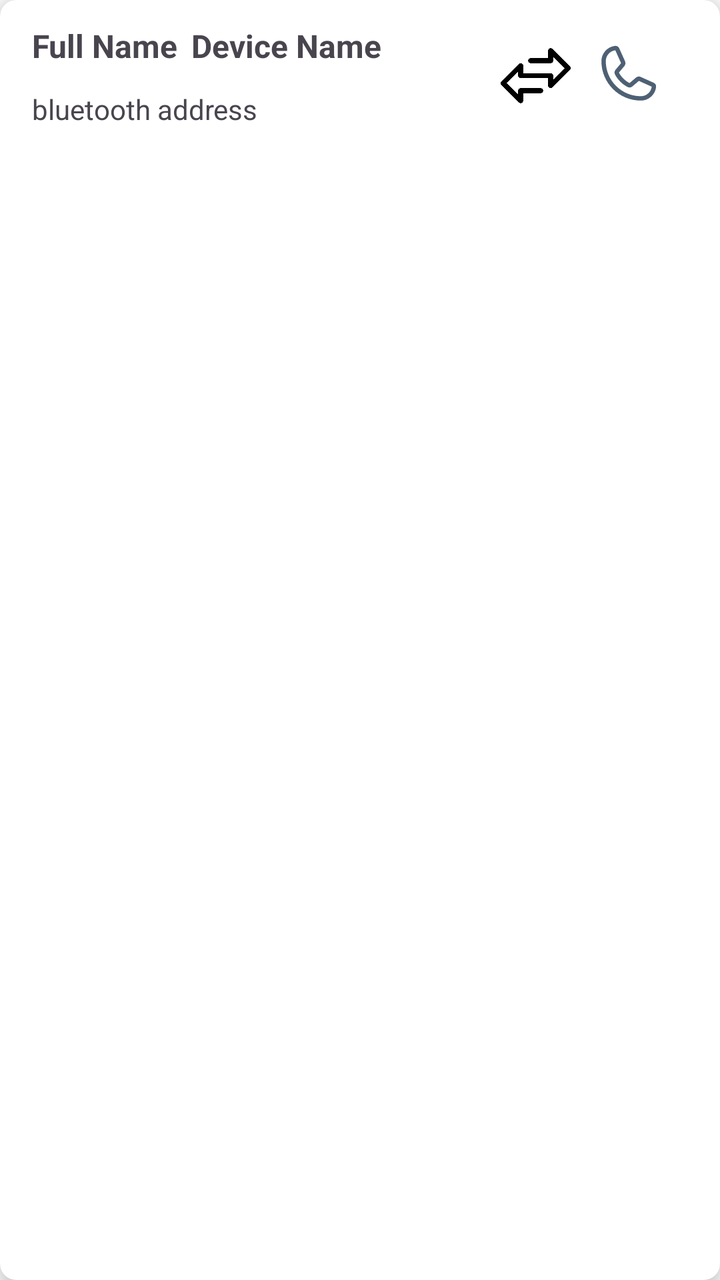
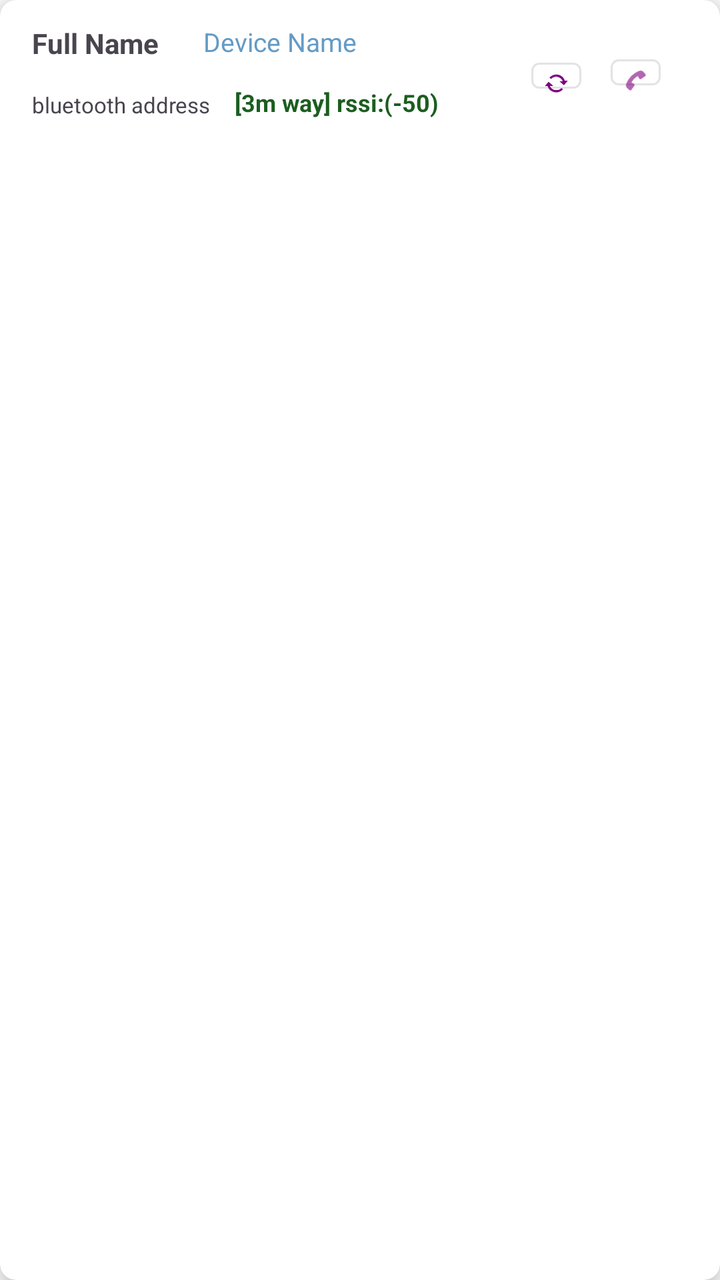

Compare the two renders of this Android layout. The source of the first and the diff that turns it into the second are given below.
<!-- AndroidManifest.xml: application theme Theme.SavMed -->
<!-- res/layout/item_nearbyuser.xml -->
<?xml version="1.0" encoding="utf-8"?>
<androidx.cardview.widget.CardView xmlns:android="http://schemas.android.com/apk/res/android"
    xmlns:app="http://schemas.android.com/apk/res-auto"
    xmlns:tools="http://schemas.android.com/tools"
    android:layout_width="match_parent"
    android:layout_height="wrap_content"
    android:layout_margin="6dp"
    app:cardCornerRadius="8dp"
    app:cardElevation="8dp">

    <androidx.constraintlayout.widget.ConstraintLayout
        android:layout_width="match_parent"
        android:layout_height="wrap_content"
        android:paddingStart="16dp"
        android:paddingTop="8dp"
        android:paddingBottom="8dp">

        <TextView
            android:id="@+id/bluetoothtvFullName"
            android:layout_width="wrap_content"
            android:layout_height="25dp"
            android:layout_marginTop="4dp"
            android:text="Full Name"
            android:textSize="16sp"
            app:layout_constraintEnd_toEndOf="parent"
            app:layout_constraintHorizontal_bias="0.0"
            app:layout_constraintStart_toStartOf="parent"
            app:layout_constraintTop_toTopOf="parent"
            android:textStyle="bold"/>

        <TextView
            android:id="@+id/deviceName"
            android:layout_width="wrap_content"
            android:layout_height="25dp"
            android:layout_marginTop="4dp"
            android:text="Device Name"
            android:textSize="16sp"
            android:textStyle="bold"
            app:layout_constraintEnd_toEndOf="parent"
            app:layout_constraintHorizontal_bias="0.32"
            app:layout_constraintStart_toStartOf="parent"
            app:layout_constraintTop_toTopOf="parent" />

        <TextView
            android:id="@+id/tvDeviceAdd"
            android:layout_width="wrap_content"
            android:layout_height="20dp"
            android:layout_marginTop="8dp"
            android:text="bluetooth address"
            android:textSize="14sp"
            app:layout_constraintEnd_toEndOf="parent"
            app:layout_constraintHorizontal_bias="0.0"
            app:layout_constraintStart_toStartOf="parent"
            app:layout_constraintTop_toBottomOf="@+id/bluetoothtvFullName" />

        <ImageView
            android:id="@+id/call_btn"
            android:layout_width="35dp"
            android:layout_height="45dp"
            android:src="@drawable/phone"
            app:layout_constraintBottom_toBottomOf="parent"
            app:layout_constraintEnd_toEndOf="parent"
            app:layout_constraintHorizontal_bias="0.907"
            app:layout_constraintStart_toStartOf="parent"
            app:layout_constraintTop_toTopOf="parent"
            app:layout_constraintVertical_bias="0.555" />

        <ImageView
            android:id="@+id/transferbtn"
            android:layout_width="35dp"
            android:layout_height="45dp"
            android:foregroundGravity="center"
            android:src="@drawable/bluetooth_transfer"
            app:layout_constraintBottom_toBottomOf="parent"
            app:layout_constraintEnd_toStartOf="@+id/call_btn"
            app:layout_constraintHorizontal_bias="0.916"
            app:layout_constraintStart_toEndOf="@+id/tvDeviceAdd"
            app:layout_constraintTop_toTopOf="parent"
            app:layout_constraintVertical_bias="0.615">

        </ImageView>


    </androidx.constraintlayout.widget.ConstraintLayout>



</androidx.cardview.widget.CardView>
<!-- resources referenced by this layout -->
<resources>
  <!-- drawable bluetooth_transfer: png bitmap (drawable, 7407 bytes) -->
  <!-- drawable phone (drawable) -->
  <vector xmlns:android="http://schemas.android.com/apk/res/android"
      android:width="24dp"
      android:height="24dp"
      android:viewportWidth="256"
      android:viewportHeight="256">
    <path
        android:pathData="M222.37,158.46l-47.11,-21.11 -0.13,-0.06a16,16 0,0 0,-15.17 1.4,8.12 8.12,0 0,0 -0.75,0.56L134.87,160c-15.42,-7.49 -31.34,-23.29 -38.83,-38.51l20.78,-24.71c0.2,-0.25 0.39,-0.5 0.57,-0.77a16,16 0,0 0,1.32 -15.06l0,-0.12L97.54,33.64a16,16 0,0 0,-16.62 -9.52A56.26,56.26 0,0 0,32 80c0,79.4 64.6,144 144,144a56.26,56.26 0,0 0,55.88 -48.92A16,16 0,0 0,222.37 158.46ZM176,208A128.14,128.14 0,0 1,48 80,40.2 40.2,0 0,1 82.87,40a0.61,0.61 0,0 0,0 0.12l21,47L83.2,111.86a6.13,6.13 0,0 0,-0.57 0.77,16 16,0 0,0 -1,15.7c9.06,18.53 27.73,37.06 46.46,46.11a16,16 0,0 0,15.75 -1.14,8.44 8.44,0 0,0 0.74,-0.56L168.89,152l47,21.05h0s0.08,0 0.11,0A40.21,40.21 0,0 1,176 208Z"
        android:fillColor="#4e6074"/>
  </vector>
  <style name="Theme.SavMed" parent="Base.Theme.SavMed" />
  <color name="lightblue_1">#7450E8CA</color>
  <color name="white">#FFFFFFFF</color>
  <color name="orange_main_100">#FFEACB</color>
  <color name="orange_main_100_alpha_50">#80FFEACB</color>
  <color name="orange_main_300">#FFB266</color>
  <color name="orange_main_500">#FF5E00</color>
  <color name="orange_main_700">#B72D00</color>
  <color name="gray_main2_100">#EEF6F8</color>
  <color name="gray_main2_200">#DFECF2</color>
  <color name="gray_main2_300">#C0D1D9</color>
  <color name="gray_main2_400">#9AABB5</color>
  <color name="gray_main2_500">#6C7A87</color>
  <color name="gray_main2_600">#4E6074</color>
  <color name="gray_main2_700">#364860</color>
  <color name="gray_main2_800">#22334D</color>
  <color name="black">#FF000000</color>
  <color name="gray_100">#F9F9F9</color>
  <color name="gray_200">#EDEDED</color>
  <color name="gray_300">#C9C9C9</color>
  <color name="gray_400">#949494</color>
  <color name="gray_500">#4E4E4E</color>
  <color name="gray_600">#2E3030</color>
  <color name="gray_800">#0F0F0F</color>
  <color name="gray_900">#070707</color>
  <color name="red_danger_500">#DD5F5F</color>
  <color name="red_danger_700">#9E3548</color>
  <color name="red_danger_900">#723333</color>
  <color name="green_success_200">#ACF5C1</color>
  <color name="green_success_500">#4FAE80</color>
  <color name="green_success_700">#377D71</color>
  <color name="blue_info_500">#4AA8FF</color>
  <color name="orange_warning_600">#DBB820</color>
  <color name="light_pink">#E4FBE0FB</color>
  <!-- unchanged entries left out for length: 1 -->
</resources>

<!-- the commit's change to res/layout/item_nearbyuser.xml (unified diff, before → after) -->
@@ -21,7 +21,7 @@
             android:layout_height="25dp"
             android:layout_marginTop="4dp"
             android:text="Full Name"
-            android:textSize="16sp"
+            android:textSize="14sp"
             app:layout_constraintEnd_toEndOf="parent"
             app:layout_constraintHorizontal_bias="0.0"
             app:layout_constraintStart_toStartOf="parent"
@@ -31,11 +31,11 @@
         <TextView
             android:id="@+id/deviceName"
             android:layout_width="wrap_content"
-            android:layout_height="25dp"
+            android:layout_height="18dp"
             android:layout_marginTop="4dp"
             android:text="Device Name"
-            android:textSize="16sp"
-            android:textStyle="bold"
+            android:textSize="13sp"
+            android:textColor="@color/blue"
             app:layout_constraintEnd_toEndOf="parent"
             app:layout_constraintHorizontal_bias="0.32"
             app:layout_constraintStart_toStartOf="parent"
@@ -44,20 +44,25 @@
         <TextView
             android:id="@+id/tvDeviceAdd"
             android:layout_width="wrap_content"
-            android:layout_height="20dp"
+            android:layout_height="16dp"
             android:layout_marginTop="8dp"
             android:text="bluetooth address"
-            android:textSize="14sp"
+            android:textSize="11sp"
             app:layout_constraintEnd_toEndOf="parent"
             app:layout_constraintHorizontal_bias="0.0"
             app:layout_constraintStart_toStartOf="parent"
             app:layout_constraintTop_toBottomOf="@+id/bluetoothtvFullName" />
 
-        <ImageView
+        <com.google.android.material.button.MaterialButton
             android:id="@+id/call_btn"
-            android:layout_width="35dp"
-            android:layout_height="45dp"
-            android:src="@drawable/phone"
+            style="@style/Widget.MaterialComponents.Button.OutlinedButton"
+            android:layout_width="25dp"
+            android:layout_height="25dp"
+            android:gravity="center_horizontal|center_vertical"
+            app:icon="@android:drawable/ic_menu_call"
+            app:iconGravity="top"
+            app:iconSize="13dp"
+            app:iconTint="@color/purple_main_500"
             app:layout_constraintBottom_toBottomOf="parent"
             app:layout_constraintEnd_toEndOf="parent"
             app:layout_constraintHorizontal_bias="0.907"
@@ -65,12 +70,17 @@
             app:layout_constraintTop_toTopOf="parent"
             app:layout_constraintVertical_bias="0.555" />
 
-        <ImageView
+        <com.google.android.material.button.MaterialButton
             android:id="@+id/transferbtn"
-            android:layout_width="35dp"
-            android:layout_height="45dp"
             android:foregroundGravity="center"
-            android:src="@drawable/bluetooth_transfer"
+            style="@style/Widget.MaterialComponents.Button.OutlinedButton"
+            android:layout_width="25dp"
+            android:layout_height="25dp"
+            app:iconTint="@color/purple_main_500"
+            android:gravity="center_horizontal|center_vertical"
+            app:icon="@android:drawable/stat_notify_sync"
+            app:iconGravity="top"
+            app:iconSize="13dp"
             app:layout_constraintBottom_toBottomOf="parent"
             app:layout_constraintEnd_toStartOf="@+id/call_btn"
             app:layout_constraintHorizontal_bias="0.916"
@@ -78,7 +88,21 @@
             app:layout_constraintTop_toTopOf="parent"
             app:layout_constraintVertical_bias="0.615">
 
-        </ImageView>
+        </com.google.android.material.button.MaterialButton>
+
+        <TextView
+            android:id="@+id/distanceRssi"
+            android:layout_width="wrap_content"
+            android:layout_height="wrap_content"
+            android:layout_marginStart="12dp"
+            android:textStyle="bold"
+            android:textSize="12dp"
+            android:textColor="@color/green_500"
+            android:text="[3m way] rssi:(-50)"
+            app:layout_constraintBottom_toBottomOf="parent"
+            app:layout_constraintStart_toEndOf="@+id/tvDeviceAdd"
+            app:layout_constraintTop_toBottomOf="@+id/deviceName"
+            app:layout_constraintVertical_bias="0.882" />
 
 
     </androidx.constraintlayout.widget.ConstraintLayout>
<!-- resource entries referenced after the edit -->
@@ -1,16 +1,8 @@
 <!-- resources referenced by this layout -->
 <resources>
-  <!-- drawable bluetooth_transfer: png bitmap (drawable, 7407 bytes) -->
-  <!-- drawable phone (drawable) -->
-  <vector xmlns:android="http://schemas.android.com/apk/res/android"
-      android:width="24dp"
-      android:height="24dp"
-      android:viewportWidth="256"
-      android:viewportHeight="256">
-    <path
-        android:pathData="M222.37,158.46l-47.11,-21.11 -0.13,-0.06a16,16 0,0 0,-15.17 1.4,8.12 8.12,0 0,0 -0.75,0.56L134.87,160c-15.42,-7.49 -31.34,-23.29 -38.83,-38.51l20.78,-24.71c0.2,-0.25 0.39,-0.5 0.57,-0.77a16,16 0,0 0,1.32 -15.06l0,-0.12L97.54,33.64a16,16 0,0 0,-16.62 -9.52A56.26,56.26 0,0 0,32 80c0,79.4 64.6,144 144,144a56.26,56.26 0,0 0,55.88 -48.92A16,16 0,0 0,222.37 158.46ZM176,208A128.14,128.14 0,0 1,48 80,40.2 40.2,0 0,1 82.87,40a0.61,0.61 0,0 0,0 0.12l21,47L83.2,111.86a6.13,6.13 0,0 0,-0.57 0.77,16 16,0 0,0 -1,15.7c9.06,18.53 27.73,37.06 46.46,46.11a16,16 0,0 0,15.75 -1.14,8.44 8.44,0 0,0 0.74,-0.56L168.89,152l47,21.05h0s0.08,0 0.11,0A40.21,40.21 0,0 1,176 208Z"
-        android:fillColor="#4e6074"/>
-  </vector>
+  <color name="blue">#639BC6</color>
+  <color name="green_500">#1B5E20</color>
+  <color name="purple_main_500">#800080</color>
   <style name="Theme.SavMed" parent="Base.Theme.SavMed" />
   <color name="lightblue_1">#7450E8CA</color>
   <color name="white">#FFFFFFFF</color>
